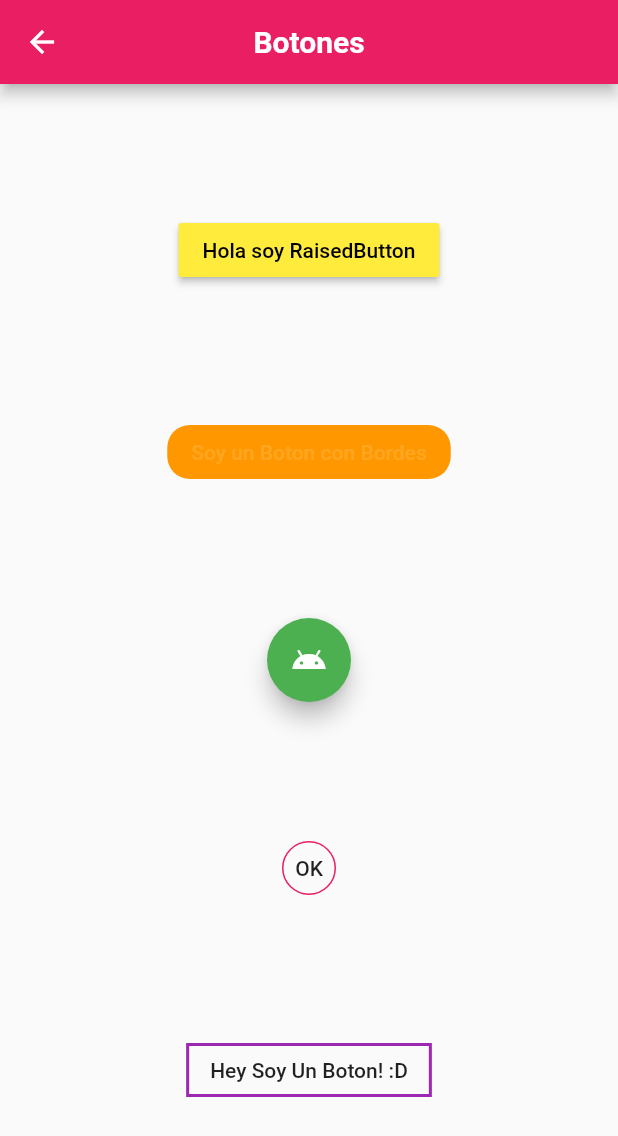
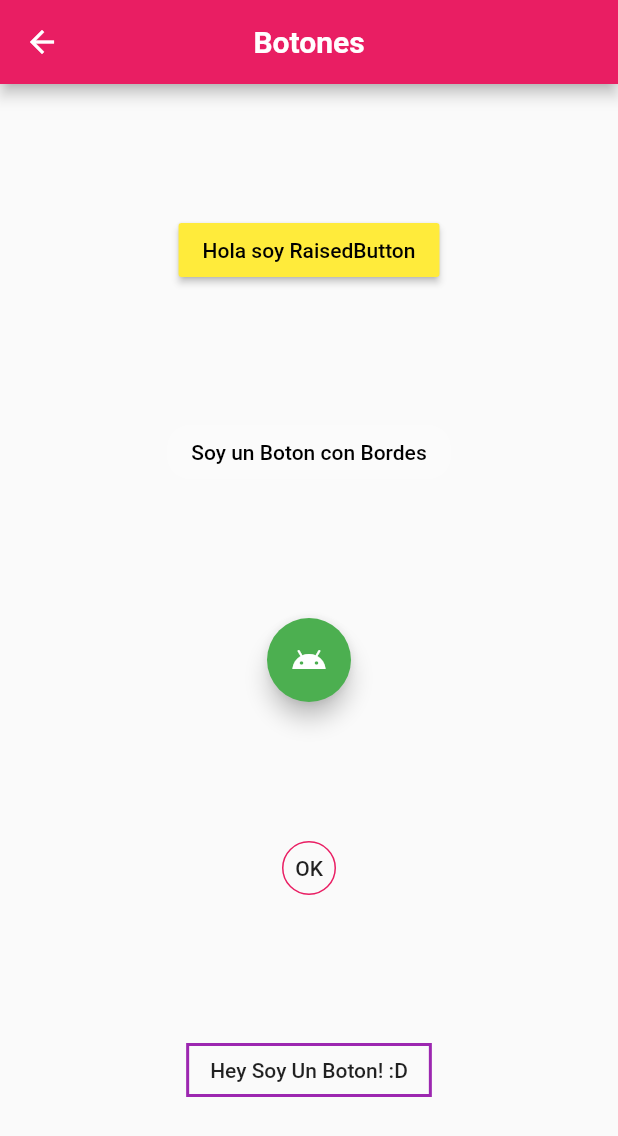
Before and after one commit to Danaromero/Rutas_a_PAG, a Flutter app: the BotonesPage screen opened by its route, on a phone screen of 412 x 824 dp. Shown: the top 1136 px of the screen. Run offline on Flutter 3.47's test engine with Material 2 defaults, Android fonts, the phone set to English and light mode, and no system bars.

```diff
--- a/lib/src/pages/botones_page.dart
+++ b/lib/src/pages/botones_page.dart
@@ -29,8 +29,8 @@ class BotonesPage extends StatelessWidget {
                 child: Text('Soy un Boton con Bordes'),
                 onPressed: () {},
                 shape: RoundedRectangleBorder(borderRadius: BorderRadius.circular(15)),
-                color: Colors.orange,
-                textColor: Colors.white12,
+                color: Colors.white24,
+                textColor: Colors.black,
               ),
               FloatingActionButton(
                 onPressed: () {},
```
Also changed, not shown: 1 other file.
